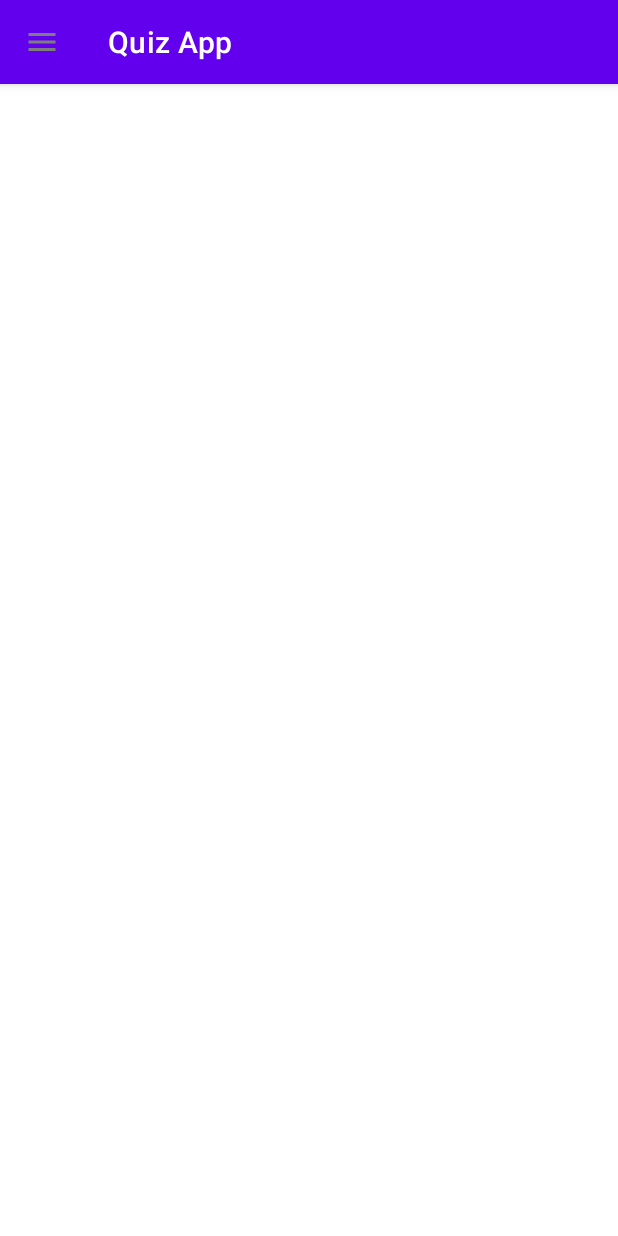
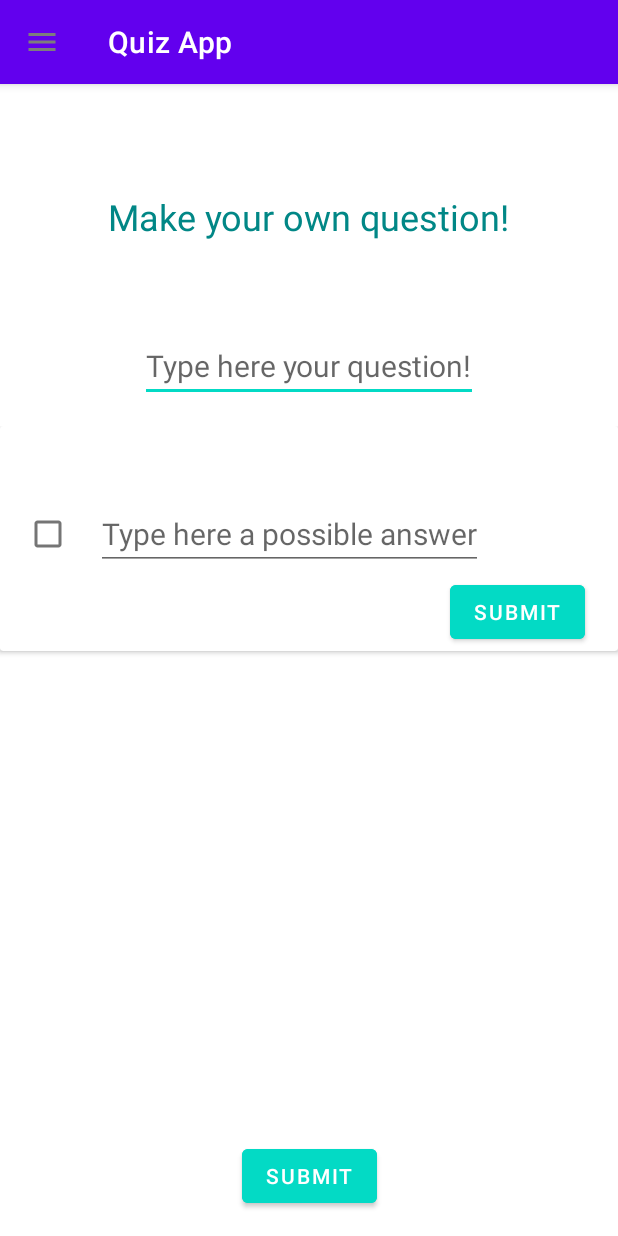
Before and after one commit to Balogh-Laszlo/Android2021, an Android app: the NewQuestionFragment screen opened through its navigation route, in the side drawer, after a tap on "New question", on a phone screen of 412 x 824 dp. Run offline under Robolectric (Android 15) with nearby library versions, the phone set to English and light mode, and no system bars.

Commit message:
feat: working new question fragment

```diff
--- a/QuizApp/app/src/main/java/com/example/quizapp/UI/HomeFragment.kt
+++ b/QuizApp/app/src/main/java/com/example/quizapp/UI/HomeFragment.kt
@@ -42,6 +42,9 @@ class HomeFragment : Fragment() {
         btnReadQuestions.setOnClickListener {
             findNavController().navigate(R.id.action_homeFragment_to_questionListFragment)
         }
+        btnNewQuestion.setOnClickListener {
+            findNavController().navigate(R.id.action_homeFragment_to_newQuestionFragment)
+        }
     }
 
 
--- a/QuizApp/app/src/main/java/com/example/quizapp/UI/NewQuestionFragment.kt
+++ b/QuizApp/app/src/main/java/com/example/quizapp/UI/NewQuestionFragment.kt
@@ -5,10 +5,23 @@ import androidx.fragment.app.Fragment
 import android.view.LayoutInflater
 import android.view.View
 import android.view.ViewGroup
+import android.widget.Button
+import android.widget.EditText
+import androidx.navigation.fragment.findNavController
+import androidx.recyclerview.widget.LinearLayoutManager
+import androidx.recyclerview.widget.RecyclerView
+import com.example.quizapp.QuizController
 import com.example.quizapp.R
+import com.example.quizapp.Utils.Answer
+import com.example.quizapp.Utils.NewAnswerAdapter
+import com.example.quizapp.Utils.Question
+import com.example.quizapp.Utils.QuestionType
 
 
 class NewQuestionFragment : Fragment() {
+    private lateinit var rvNewAnswers : RecyclerView
+    private lateinit var btnSubmit : Button
+    private lateinit var etQuestion : EditText
 
 
     override fun onCreate(savedInstanceState: Bundle?) {
@@ -20,7 +33,25 @@ class NewQuestionFragment : Fragment() {
         savedInstanceState: Bundle?
     ): View? {
         // Inflate the layout for this fragment
-        return inflater.inflate(R.layout.fragment_new_question, container, false)
+        val view =  inflater.inflate(R.layout.fragment_new_question, container, false)
+        rvNewAnswers = view.findViewById(R.id.rvNewAnswers)
+        btnSubmit = view.findViewById(R.id.btnSubmitNewQuestion)
+        etQuestion = view.findViewById(R.id.etNewQuestion)
+
+        val answers = mutableListOf<Answer>()
+        val adapter = NewAnswerAdapter(requireContext(),answers)
+        rvNewAnswers.adapter = adapter
+        rvNewAnswers.layoutManager = LinearLayoutManager(requireContext())
+
+        btnSubmit.setOnClickListener {
+            if(etQuestion.text.isNotEmpty()){
+                if(answers.size >1) {
+                    QuizController.listOfQuestions.add(Question(etQuestion.text.toString(),answers,QuestionType.MANY_CORRECT))
+                    findNavController().navigate(R.id.questionListFragment)
+                }
+            }
+        }
+        return view
     }
 
 }
--- /dev/null
+++ b/QuizApp/app/src/main/java/com/example/quizapp/Utils/NewAnswerAdapter.kt
@@ -0,0 +1,49 @@
+package com.example.quizapp.Utils
+
+import android.content.Context
+import android.view.LayoutInflater
+import android.view.View
+import android.view.ViewGroup
+import android.widget.Button
+import android.widget.CheckBox
+import android.widget.EditText
+import androidx.recyclerview.widget.RecyclerView
+import com.example.quizapp.R
+
+class NewAnswerAdapter(
+    private val context:Context,
+    private val answers: MutableList<Answer>
+) : RecyclerView.Adapter<NewAnswerAdapter.ViewHolder>() {
+    inner class ViewHolder(itemView:View) : RecyclerView.ViewHolder(itemView) {
+        private val etAnswer = itemView.findViewById<EditText>(R.id.etSingleNewAnswer)
+        private val cbIsCorrect = itemView.findViewById<CheckBox>(R.id.cbIsCorrect)
+        private val btnSubmit = itemView.findViewById<Button>(R.id.btnSubmitAnswer)
+        fun bind(){
+            btnSubmit.setOnClickListener {
+                removeEditPrivileges()
+                saveAnswer()
+            }
+        }
+
+        private fun removeEditPrivileges() {
+            etAnswer.isEnabled = false
+            cbIsCorrect.isEnabled = false
+        }
+
+        private fun saveAnswer() {
+            answers.add(Answer(etAnswer.text.toString(),cbIsCorrect.isChecked))
+            notifyDataSetChanged()
+        }
+    }
+
+    override fun onCreateViewHolder(parent: ViewGroup, viewType: Int): ViewHolder {
+        val view = LayoutInflater.from(context).inflate(R.layout.new_answer_card,parent,false)
+        return ViewHolder(view)
+    }
+
+    override fun onBindViewHolder(holder: ViewHolder, position: Int) {
+        holder.bind()
+    }
+
+    override fun getItemCount(): Int = answers.size+1
+}
--- a/QuizApp/app/src/main/res/layout/fragment_new_question.xml
+++ b/QuizApp/app/src/main/res/layout/fragment_new_question.xml
@@ -1,14 +1,53 @@
 <?xml version="1.0" encoding="utf-8"?>
 <androidx.constraintlayout.widget.ConstraintLayout xmlns:android="http://schemas.android.com/apk/res/android"
+    xmlns:app="http://schemas.android.com/apk/res-auto"
     xmlns:tools="http://schemas.android.com/tools"
     android:layout_width="match_parent"
     android:layout_height="match_parent"
     tools:context=".UI.NewQuestionFragment">
 
-    <!-- TODO: Update blank fragment layout -->
     <TextView
-        android:layout_width="match_parent"
-        android:layout_height="match_parent"
-        android:text="@string/hello_blank_fragment" />
+        android:id="@+id/tvNewQuestionTitle"
+        android:layout_width="wrap_content"
+        android:layout_height="wrap_content"
+        android:layout_marginTop="128dp"
+        android:text="@string/make_your_own_question"
+        android:textColor="@color/teal_700"
+        android:textSize="24sp"
+        app:layout_constraintEnd_toEndOf="parent"
+        app:layout_constraintStart_toStartOf="parent"
+        app:layout_constraintTop_toTopOf="parent" />
 
+    <EditText
+        android:id="@+id/etNewQuestion"
+        android:layout_width="wrap_content"
+        android:layout_height="wrap_content"
+        android:layout_marginTop="59dp"
+        android:hint="Type here your question!"
+        android:textSize="20sp"
+        app:layout_constraintEnd_toEndOf="parent"
+        app:layout_constraintStart_toStartOf="parent"
+        app:layout_constraintTop_toBottomOf="@+id/tvNewQuestionTitle" />
+
+    <androidx.recyclerview.widget.RecyclerView
+        android:id="@+id/rvNewAnswers"
+        android:layout_width="0dp"
+        android:layout_height="0dp"
+        android:layout_marginTop="16dp"
+        android:layout_marginBottom="8dp"
+        app:layout_constraintBottom_toTopOf="@+id/btnSubmitNewQuestion"
+        app:layout_constraintEnd_toEndOf="parent"
+        app:layout_constraintStart_toStartOf="parent"
+        app:layout_constraintTop_toBottomOf="@+id/etNewQuestion" />
+
+    <Button
+        android:id="@+id/btnSubmitNewQuestion"
+        android:layout_width="wrap_content"
+        android:layout_height="wrap_content"
+        android:layout_marginBottom="16dp"
+        android:backgroundTint="@color/teal_200"
+        android:text="@string/submit"
+        app:layout_constraintBottom_toBottomOf="parent"
+        app:layout_constraintEnd_toEndOf="parent"
+        app:layout_constraintStart_toStartOf="parent" />
 </androidx.constraintlayout.widget.ConstraintLayout>
--- /dev/null
+++ b/QuizApp/app/src/main/res/layout/new_answer_card.xml
@@ -0,0 +1,31 @@
+<?xml version="1.0" encoding="utf-8"?>
+<androidx.cardview.widget.CardView xmlns:android="http://schemas.android.com/apk/res/android"
+    xmlns:app="http://schemas.android.com/apk/res-auto"
+    android:layout_width="match_parent"
+    android:layout_height="150dp">
+
+    <EditText
+        android:id="@+id/etSingleNewAnswer"
+        android:layout_width="wrap_content"
+        android:layout_height="wrap_content"
+        android:layout_marginStart="64dp"
+        android:layout_marginTop="48dp"
+        android:hint="Type here a possible answer"
+        android:textSize="20sp" />
+
+    <CheckBox
+        android:id="@+id/cbIsCorrect"
+        android:layout_width="wrap_content"
+        android:layout_height="wrap_content"
+        android:layout_marginStart="8dp"
+        android:layout_marginTop="48dp" />
+
+    <Button
+        android:id="@+id/btnSubmitAnswer"
+        android:layout_width="wrap_content"
+        android:layout_height="wrap_content"
+        android:layout_marginStart="300dp"
+        android:layout_marginTop="100dp"
+        android:backgroundTint="@color/teal_200"
+        android:text="@string/submit" />
+</androidx.cardview.widget.CardView>
--- a/QuizApp/app/src/main/res/values/strings.xml
+++ b/QuizApp/app/src/main/res/values/strings.xml
@@ -27,4 +27,5 @@
     <string name="delete">DELETE</string>
     <string name="player_name">Player Name:</string>
     <string name="high_score">High score:</string>
+    <string name="make_your_own_question">Make your own question!</string>
 </resources>
```
